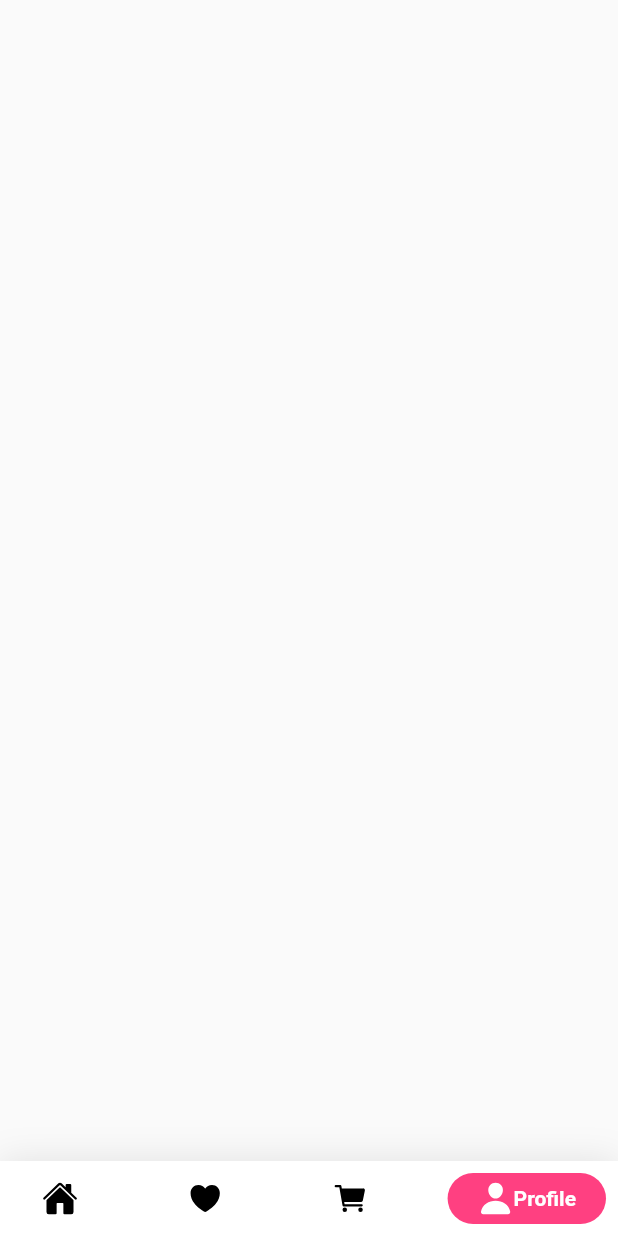
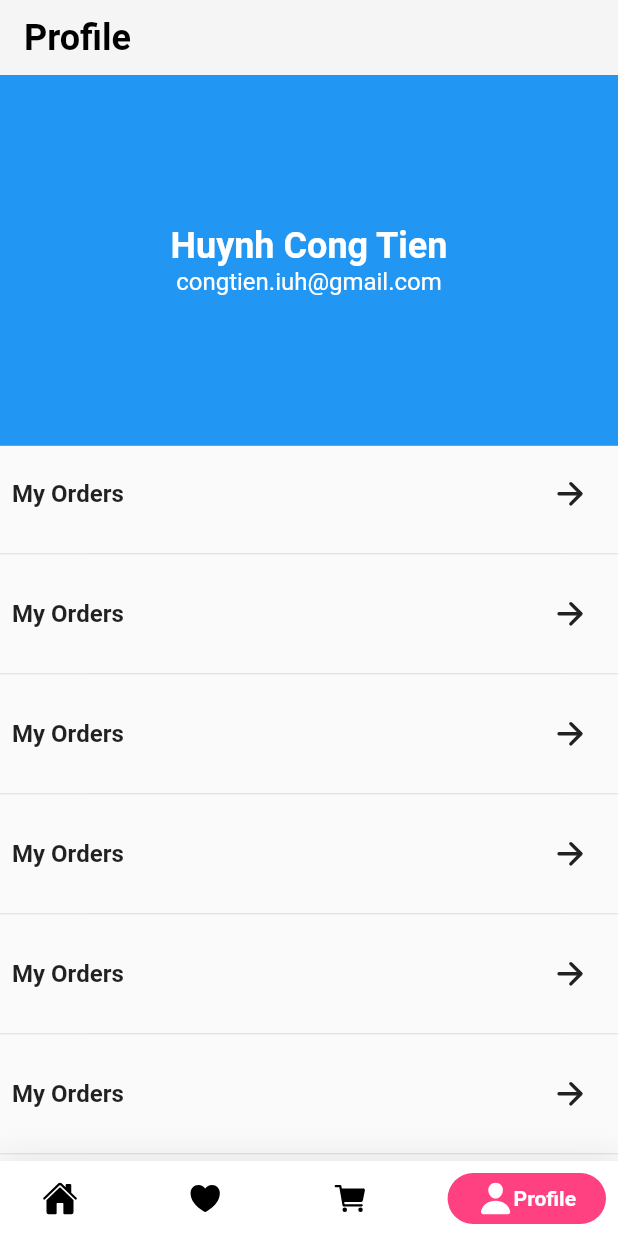
Before and after one commit to congtieniuh/Flutter-Shopping-App-Bloc, a Flutter app: the screen it shows after launch, swiped to page 4, on a phone screen of 412 x 824 dp. Run offline on Flutter 3.47's test engine with Material 2 defaults, Android fonts, the phone set to English and light mode, and no system bars; drawn by our look-alikes of google_nav_bar; our stand-ins replace bloc, carousel_slider, cloud_firestore, equatable, firebase_auth, firebase_core and 4 more; accounts and stored records are empty.

Commit message:
impl. Add UI profile.

```diff
--- a/shopping_app/lib/feature/home/home.dart
+++ b/shopping_app/lib/feature/home/home.dart
@@ -3,6 +3,7 @@ import 'package:flutter_icons/flutter_icons.dart';
 import 'package:google_nav_bar/google_nav_bar.dart';
 import 'package:shopping_app/feature/cart/ui/cart_screen.dart';
 import 'package:shopping_app/feature/discover/ui/discover_screen.dart';
+import 'package:shopping_app/feature/profile/profile_screen.dart';
 import 'package:shopping_app/feature/wishlist/ui/wishlist_screen.dart';
 
 
@@ -19,6 +20,7 @@ class _HomeScreenState extends State<HomeScreen> {
   DiscoverScreen _discoverScreen;
   CartScreen _cartScreen;
   Wishlist _wishlist;
+  ProfileScreen _profileScreen;
 
   @override
   void initState() {
@@ -27,6 +29,8 @@ class _HomeScreenState extends State<HomeScreen> {
     _discoverScreen = DiscoverScreen();
     _cartScreen = CartScreen();
     _wishlist = Wishlist();
+    _profileScreen = ProfileScreen();
+
   }
 
   @override
@@ -48,7 +52,7 @@ class _HomeScreenState extends State<HomeScreen> {
               _discoverScreen,
               _wishlist,
               _cartScreen,
-              Container(),
+              _profileScreen,
             ],
           ),
         ),
--- /dev/null
+++ b/shopping_app/lib/feature/profile/profile_screen.dart
@@ -0,0 +1,53 @@
+import 'package:flutter/material.dart';
+import 'package:flutter_icons/flutter_icons.dart';
+import 'package:shopping_app/resources/resources.dart';
+import 'package:shopping_app/widget/appbar.dart';
+
+class ProfileScreen extends StatelessWidget {
+  @override
+  Widget build(BuildContext context) {
+    var height = MediaQuery.of(context).size.height;
+    return Scaffold(
+      appBar: CommonAppBar(title: 'Profile'),
+      body: ListView(
+        shrinkWrap: true,
+        children: [
+          Container(
+            height: height * 0.3,
+            color: Colors.blue,
+            child: Column(
+              mainAxisAlignment: MainAxisAlignment.center,
+              children: [
+                Text('Huynh Cong Tien', style: headingTextWhite,),
+                Text('congtien.iuh@gmail.com', style: whiteText,),
+              ],
+            ),
+          ),
+          Container(
+            child: ListView.separated(
+                shrinkWrap: true, // 1st add
+                physics: ClampingScrollPhysics(), // 2nd add
+                itemBuilder: (context, index) {
+              return rowFeature();
+            }, separatorBuilder: (BuildContext context, int index) => Divider(), itemCount: 10),
+          )
+        ],
+      ),
+    );
+  }
+  Widget rowFeature(){
+    return InkWell(
+      onTap: (){},
+      child: Padding(
+        padding: const EdgeInsets.all(8.0),
+        child: Row(
+          mainAxisAlignment: MainAxisAlignment.spaceBetween,
+          children: [
+            Text('My Orders', style: textMedium,),
+            IconButton(icon: Icon(Ionicons.ios_arrow_forward), onPressed: (){})
+          ],
+        ),
+      ),
+    );
+  }
+}
--- a/shopping_app/lib/resources/app_theme.dart
+++ b/shopping_app/lib/resources/app_theme.dart
@@ -39,6 +39,13 @@ const headingText = TextStyle(
   fontWeight: FontWeight.bold,
 );
 
+const headingTextWhite = TextStyle(
+  color: AppColors.white,
+  fontSize: 24,
+  fontStyle: FontStyle.normal,
+  fontWeight: FontWeight.bold,
+);
+
 const headingText1 = TextStyle(
   color: AppColors.black,
   fontSize: 30,
```
Also changed, not shown: 1 other file.
